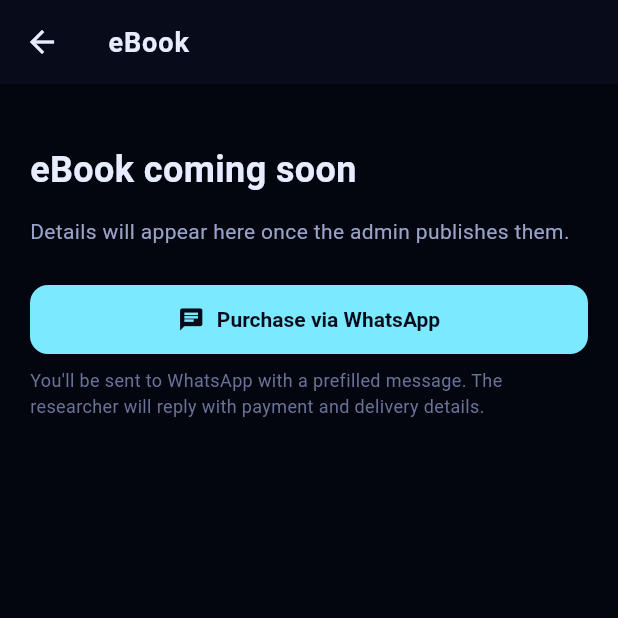
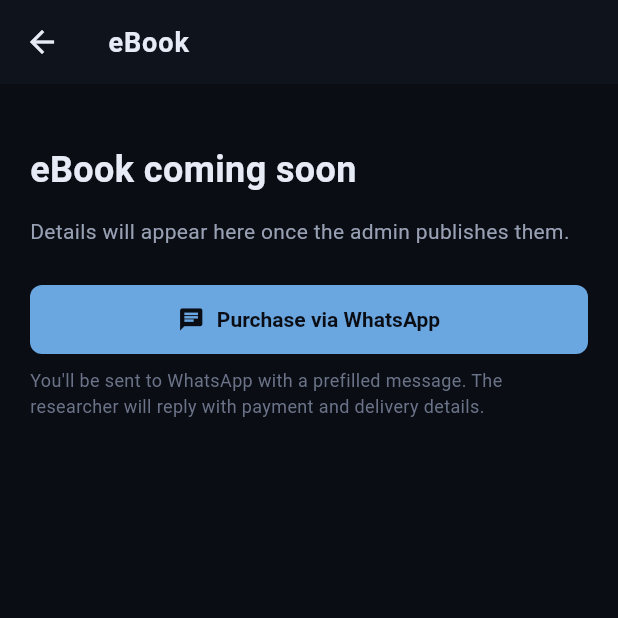
Before and after one commit to Rathan-java/Sabir-UFO, a Flutter app: the screen it shows once a user with an empty profile is signed in, after a tap on "eBook", on a phone screen of 412 x 824 dp, the top half of it. Run offline on Flutter 3.47's test engine with Material 3 defaults, Android fonts, the phone set to English and light mode, and no system bars; our stand-ins replace cached_network_image, cloud_firestore, firebase_auth, firebase_core, flutter_map, geolocator and 3 more; accounts and stored records are empty.

Commit message:
Mirror professional theme in Flutter
- theme.dart: same restrained palette (muted steel-blue accent,
  no rainbow). Backgrounds match web (#0A0D14 / #0F131C / #161B27).
  Old cyan/violet/magenta names kept as aliases so screens that
  reference them stay valid.
- Buttons: 12px → 8px radius to match web restraint. Filled buttons
  now use the muted accent on bg0.
- Dashboard: emoji icons (\u{1F6F8}, \u{1F4D6}, \u{1F3A5}, \u{1F4C2}, \u{1F30D}, \u{1F6F0}) replaced with
  Material outline icons (description_outlined, menu_book_outlined,
  play_circle_outline, folder_outlined, map_outlined, shield_outlined)
  in framed accent-tinted boxes. AppBar drops the \u{1F6F8} emoji from
  the title. Chevron is now textFaint, not accent.
- Landing: \u{1F6F8} emoji + ShaderMask rainbow brand replaced with a
  framed Icons.travel_explore in muted accent, plus plain white
  'Sabir UFO' wordmark (no gradient).

```diff
--- a/mobile/lib/screens/dashboard_screen.dart
+++ b/mobile/lib/screens/dashboard_screen.dart
@@ -20,7 +20,7 @@
     final user = AuthService.instance.currentUser;
     return Scaffold(
       appBar: AppBar(
-        title: const Text('🛸  Sabir UFO'),
+        title: const Text('Sabir UFO'),
         actions: [
           IconButton(
             icon: const Icon(Icons.person_outline),
@@ -48,25 +48,25 @@
                   style: TextStyle(color: SabirUfoTheme.textDim)),
               const SizedBox(height: 24),
               _Card(
-                icon: '🛸',
+                icon: Icons.description_outlined,
                 title: 'Report a UFO Sighting',
                 body: 'Submit a report with photos, videos, location, and an easy-to-pick category.',
                 onTap: () => Navigator.of(context).push(
                   MaterialPageRoute(builder: (_) => const ReportScreen()),
                 ),
               ),
-              const SizedBox(height: 14),
+              const SizedBox(height: 12),
               _Card(
-                icon: '📖',
+                icon: Icons.menu_book_outlined,
                 title: 'eBook',
                 body: 'Get the researcher\'s book on UFO encounters. Purchase via WhatsApp.',
                 onTap: () => Navigator.of(context).push(
                   MaterialPageRoute(builder: (_) => const EbookScreen()),
                 ),
               ),
-              const SizedBox(height: 14),
+              const SizedBox(height: 12),
               _Card(
-                icon: '🎥',
+                icon: Icons.play_circle_outline,
                 title: 'UFO Interviews',
                 body: 'Watch curated YouTube interviews with pilots, witnesses, and investigators.',
                 onTap: () => Navigator.of(context).push(
@@ -74,29 +74,29 @@
                 ),
               ),
               const SizedBox(height: 24),
-              const Divider(height: 1),
+              const Divider(height: 1, color: SabirUfoTheme.border),
               const SizedBox(height: 16),
               _Card(
-                icon: '📂',
+                icon: Icons.folder_outlined,
                 title: 'My Reports',
-                body: 'Track the status of every sighting you\'ve submitted.',
+                body: 'Track the status of every sighting you have submitted.',
                 onTap: () => Navigator.of(context).push(
                   MaterialPageRoute(builder: (_) => const MyReportsScreen()),
                 ),
               ),
-              const SizedBox(height: 14),
+              const SizedBox(height: 12),
               _Card(
-                icon: '🌍',
+                icon: Icons.map_outlined,
                 title: 'Sightings Map',
-                body: 'Public sightings plotted on an interactive map.',
+                body: 'See public sightings reported across India.',
                 onTap: () => Navigator.of(context).push(
                   MaterialPageRoute(builder: (_) => const MapScreen()),
                 ),
               ),
               if (isAdmin) ...[
-                const SizedBox(height: 14),
+                const SizedBox(height: 12),
                 _Card(
-                  icon: '🛰️',
+                  icon: Icons.shield_outlined,
                   title: 'Admin Console',
                   body: 'Review every incoming report.',
                   onTap: () => Navigator.of(context).push(
@@ -113,7 +113,7 @@
 }
 
 class _Card extends StatelessWidget {
-  final String icon;
+  final IconData icon;
   final String title;
   final String body;
   final VoidCallback onTap;
@@ -122,32 +122,40 @@
   @override
   Widget build(BuildContext context) {
     return Material(
-      color: SabirUfoTheme.panel.withOpacity(0.55),
-      borderRadius: BorderRadius.circular(14),
+      color: SabirUfoTheme.panel,
+      borderRadius: BorderRadius.circular(8),
       child: InkWell(
-        borderRadius: BorderRadius.circular(14),
+        borderRadius: BorderRadius.circular(8),
         onTap: onTap,
         child: Container(
-          padding: const EdgeInsets.all(20),
+          padding: const EdgeInsets.all(18),
           decoration: BoxDecoration(
             border: Border.all(color: SabirUfoTheme.border),
-            borderRadius: BorderRadius.circular(14),
+            borderRadius: BorderRadius.circular(8),
           ),
           child: Row(
             children: [
-              Text(icon, style: const TextStyle(fontSize: 32)),
-              const SizedBox(width: 16),
+              Container(
+                width: 44, height: 44,
+                decoration: BoxDecoration(
+                  color: SabirUfoTheme.accent.withOpacity(0.08),
+                  border: Border.all(color: SabirUfoTheme.accent.withOpacity(0.18)),
+                  borderRadius: BorderRadius.circular(6),
+                ),
+                child: Icon(icon, color: SabirUfoTheme.accent, size: 22),
+              ),
+              const SizedBox(width: 14),
               Expanded(
                 child: Column(
                   crossAxisAlignment: CrossAxisAlignment.start,
                   children: [
-                    Text(title, style: const TextStyle(fontSize: 17, fontWeight: FontWeight.w600)),
-                    const SizedBox(height: 4),
-                    Text(body, style: const TextStyle(color: SabirUfoTheme.textDim, fontSize: 13)),
+                    Text(title, style: const TextStyle(fontSize: 16, fontWeight: FontWeight.w600)),
+                    const SizedBox(height: 3),
+                    Text(body, style: const TextStyle(color: SabirUfoTheme.textDim, fontSize: 13, height: 1.4)),
                   ],
                 ),
               ),
-              const Icon(Icons.chevron_right, color: SabirUfoTheme.cyan),
+              const Icon(Icons.chevron_right, color: SabirUfoTheme.textFaint, size: 20),
             ],
           ),
         ),
--- a/mobile/lib/screens/landing_screen.dart
+++ b/mobile/lib/screens/landing_screen.dart
@@ -24,18 +24,21 @@
                 mainAxisAlignment: MainAxisAlignment.center,
                 crossAxisAlignment: CrossAxisAlignment.center,
                 children: [
-                  const Text('🛸', style: TextStyle(fontSize: 60)),
-                  const SizedBox(height: 16),
-                  ShaderMask(
-                    shaderCallback: (b) => const LinearGradient(
-                      colors: [Colors.white, SabirUfoTheme.cyan, SabirUfoTheme.violet],
-                    ).createShader(b),
-                    child: const Text(
-                      'Sabir UFO',
-                      style: TextStyle(
-                        fontSize: 44, fontWeight: FontWeight.w700,
-                        letterSpacing: 3, color: Colors.white,
-                      ),
+                  Container(
+                    width: 64, height: 64,
+                    decoration: BoxDecoration(
+                      color: SabirUfoTheme.accent.withOpacity(0.08),
+                      border: Border.all(color: SabirUfoTheme.accent.withOpacity(0.25)),
+                      borderRadius: BorderRadius.circular(12),
+                    ),
+                    child: const Icon(Icons.travel_explore, size: 32, color: SabirUfoTheme.accent),
+                  ),
+                  const SizedBox(height: 20),
+                  const Text(
+                    'Sabir UFO',
+                    style: TextStyle(
+                      fontSize: 36, fontWeight: FontWeight.w700,
+                      letterSpacing: 0, color: SabirUfoTheme.text,
                     ),
                   ),
                   const SizedBox(height: 8),
--- a/mobile/lib/theme.dart
+++ b/mobile/lib/theme.dart
@@ -1,28 +1,33 @@
 import 'package:flutter/material.dart';
 
-/// Cosmic dark theme — neon cyan/violet on deep space.
+/// Restrained dark theme — research/investigative feel.
+/// Single muted steel-blue accent. No neon, no rainbow gradients.
 class SabirUfoTheme {
-  static const Color bg0 = Color(0xFF04060F);
-  static const Color bg1 = Color(0xFF070B1A);
-  static const Color bg2 = Color(0xFF0C1230);
-  static const Color panel = Color(0xFF0D1330);
-  static const Color text = Color(0xFFE7ECFF);
-  static const Color textDim = Color(0xFF9AA3C7);
-  static const Color textFaint = Color(0xFF6B7299);
-  static const Color cyan = Color(0xFF7BE9FF);
-  static const Color violet = Color(0xFFA06BFF);
-  static const Color magenta = Color(0xFFFF6BD6);
-  static const Color green = Color(0xFF6BFFB3);
-  static const Color amber = Color(0xFFFFCF6B);
-  static const Color red = Color(0xFFFF6B8A);
-  static const Color border = Color(0x2E7BE9FF); // ~0.18 alpha
+  static const Color bg0 = Color(0xFF0A0D14);
+  static const Color bg1 = Color(0xFF0F131C);
+  static const Color bg2 = Color(0xFF161B27);
+  static const Color panel = Color(0xFF141A28);
+  static const Color text = Color(0xFFE6EBF5);
+  static const Color textDim = Color(0xFF98A0B3);
+  static const Color textFaint = Color(0xFF6B7388);
+  // Aliases kept so existing references stay valid; all map to the
+  // new muted palette. There is no real cyan/violet/magenta anymore.
+  static const Color accent = Color(0xFF6AA6E0);       // muted steel-blue
+  static const Color accentDim = Color(0xFF4A82BD);
+  static const Color cyan = accent;                    // alias
+  static const Color violet = Color(0xFF8A7EC4);       // muted
+  static const Color magenta = Color(0xFFD97A8A);      // muted (red-ish)
+  static const Color green = Color(0xFF7FC59A);
+  static const Color amber = Color(0xFFD6B170);
+  static const Color red = Color(0xFFD97A8A);
+  static const Color border = Color(0x1AC8D5F0); // ~0.10 alpha cool-grey
 
   static ThemeData build() {
     final base = ThemeData.dark(useMaterial3: true);
     return base.copyWith(
       scaffoldBackgroundColor: bg0,
       colorScheme: const ColorScheme.dark(
-        primary: cyan,
+        primary: accent,
         secondary: violet,
         surface: bg1,
         onSurface: text,
@@ -52,11 +57,11 @@
       ),
       filledButtonTheme: FilledButtonThemeData(
         style: FilledButton.styleFrom(
-          backgroundColor: cyan,
-          foregroundColor: bg1,
+          backgroundColor: accent,
+          foregroundColor: bg0,
           padding: const EdgeInsets.symmetric(horizontal: 22, vertical: 14),
           textStyle: const TextStyle(fontWeight: FontWeight.w600),
-          shape: RoundedRectangleBorder(borderRadius: BorderRadius.circular(12)),
+          shape: RoundedRectangleBorder(borderRadius: BorderRadius.circular(8)),
         ),
       ),
       outlinedButtonTheme: OutlinedButtonThemeData(
@@ -80,7 +85,7 @@
         ),
         focusedBorder: OutlineInputBorder(
           borderRadius: BorderRadius.circular(10),
-          borderSide: const BorderSide(color: cyan, width: 1.5),
+          borderSide: const BorderSide(color: accent, width: 1.5),
         ),
         labelStyle: const TextStyle(color: textDim, letterSpacing: 1.4),
       ),
```
